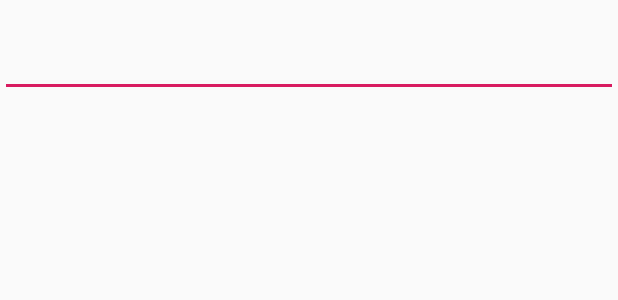
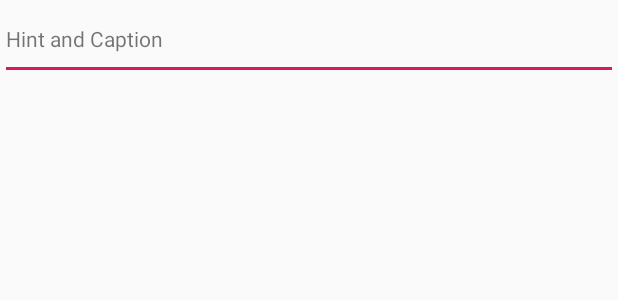
Before and after one commit to HoNKoT/CustomEditText, an Android app: the layout view_custom_edit_text.xml on its own in the app's theme, with its tools: preview values and no code run, on a phone screen of 412 x 824 dp. Shown: the top 300 px of the screen. Run offline under Robolectric (Android 15) with nearby library versions, the phone set to English and light mode, and no system bars.

Commit message:
Add animation what hint moves to label

```diff
--- a/app/src/main/res/layout/view_custom_edit_text.xml
+++ b/app/src/main/res/layout/view_custom_edit_text.xml
@@ -1,34 +1,66 @@
 <?xml version="1.0" encoding="utf-8"?>
 <layout xmlns:android="http://schemas.android.com/apk/res/android"
-        xmlns:app="http://schemas.android.com/apk/res-auto">
+        xmlns:app="http://schemas.android.com/apk/res-auto"
+        xmlns:tools="http://schemas.android.com/tools"
+        >
+
     <data>
-        <variable name="viewModel" type="jp.honkot.customedittext.CustomEditText.ViewModel"/>
+
+        <variable
+                name="viewModel"
+                type="jp.honkot.customedittext.CustomEditText.ViewModel"
+                />
+
+        <import type="android.view.View" />
     </data>
 
     <androidx.constraintlayout.widget.ConstraintLayout
             android:layout_width="match_parent"
             android:layout_height="wrap_content"
-            android:animateLayoutChanges="true">
+            >
+
+        <androidx.constraintlayout.widget.Placeholder
+                android:id="@+id/caption"
+                android:layout_width="300dp"
+                android:layout_height="30dp"
+                app:content="@+id/caption"
+                android:layout_marginLeft="4dp"
+                app:layout_constraintLeft_toLeftOf="parent"
+                app:layout_constraintTop_toTopOf="parent"
+                />
 
         <TextView
-                android:id="@+id/caption"
+                android:id="@+id/hint"
+                android:layout_width="300dp"
+                android:layout_height="30dp"
+                android:layout_marginLeft="4dp"
+                android:text="@{viewModel.hintAndCaption}"
+                android:textColor="@{viewModel.showCaption ? @color/colorPrimary : @android:color/darker_gray}"
+                app:layout_constraintBottom_toBottomOf="@+id/input"
+                app:layout_constraintLeft_toLeftOf="@+id/input"
+                app:layout_constraintTop_toTopOf="@+id/input"
+                tools:text="Hint and Caption"
+                />
+
+        <View
+                android:id="@+id/dummyMargin"
                 android:layout_width="match_parent"
-                android:layout_height="wrap_content"
+                android:layout_height="8dp"
+                app:layout_constraintBottom_toTopOf="@+id/input"
+                app:layout_constraintLeft_toLeftOf="parent"
                 app:layout_constraintTop_toTopOf="parent"
-                android:layout_marginLeft="4dp"
-                app:layout_constraintBottom_toTopOf="@+id/input"
-                android:text="@{viewModel.hintAndCaption}"/>
+                />
 
         <EditText
                 android:id="@+id/input"
                 android:layout_width="match_parent"
                 android:layout_height="wrap_content"
-                android:hint="@{viewModel.hintAndCaption}"
+                android:imeOptions="actionNext"
                 android:singleLine="true"
-                android:imeOptions="actionNext"
                 android:text="@={viewModel.input}"
-                app:layout_constraintTop_toBottomOf="@+id/caption"
-                app:layout_constraintBottom_toBottomOf="parent"/>
+                app:layout_constraintBottom_toBottomOf="parent"
+                app:layout_constraintTop_toBottomOf="@+id/dummyMargin"
+                />
 
     </androidx.constraintlayout.widget.ConstraintLayout>
 </layout>
```
Also changed, not shown: app/src/main/java/jp/honkot/customedittext/CustomEditText.kt (+87 -5 lines), app/src/main/res/layout/activity_main.xml (+50 -24 lines), app/src/main/res/values/attrs_custom_edit_text.xml (added, +15 -0 lines).
